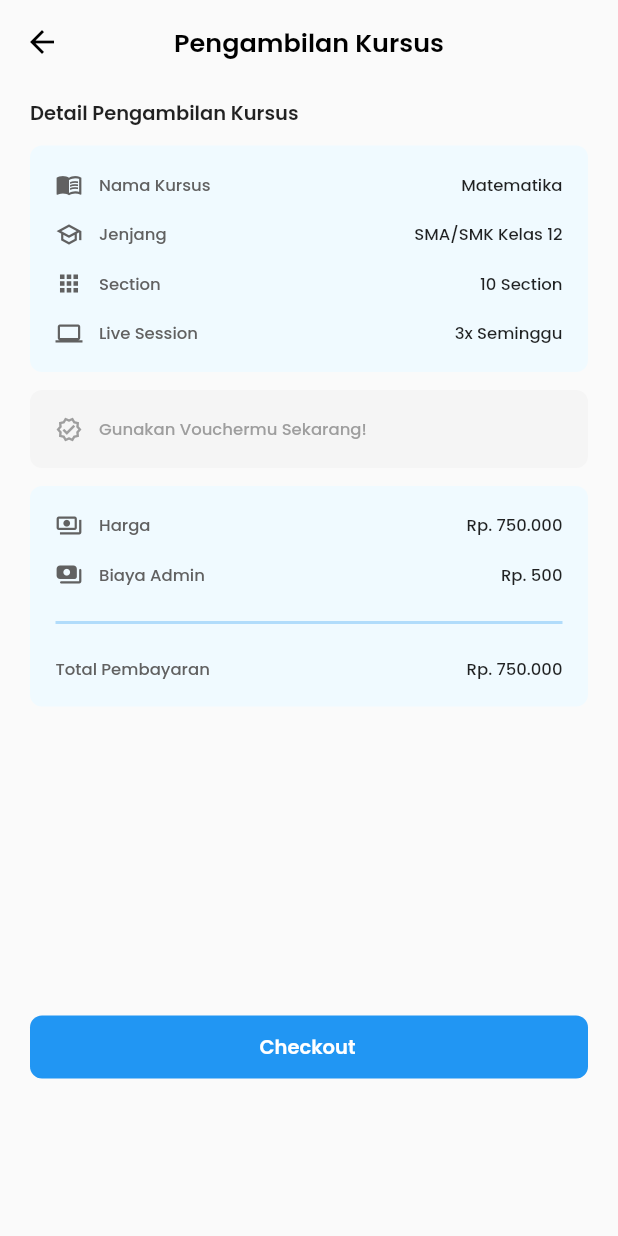
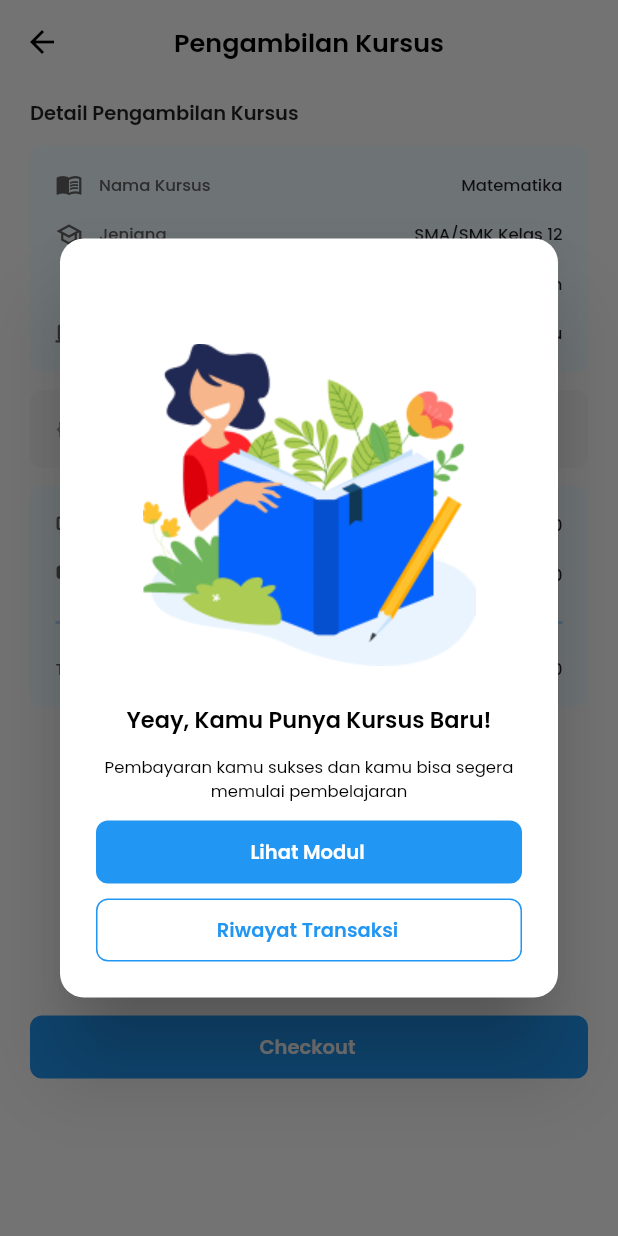
Before and after one commit to Kelompok-2-Capstone-Alterra-Academy/flutter-repo, a Flutter app: the CoursePaymentScreen screen opened directly with empty values, after a tap on "Checkout", on a phone screen of 412 x 824 dp. Run offline on Flutter 3.47's test engine with Material 2 defaults, Android fonts, the phone set to English and light mode, and no system bars; our stand-ins replace flutter_svg, google_fonts.

Commit message:
feat: add popup dialog after payment

```diff
--- a/lib/views/screen/sell_course/course_payment_screen.dart
+++ b/lib/views/screen/sell_course/course_payment_screen.dart
@@ -1,9 +1,6 @@
 import 'package:flutter/material.dart';
 import 'package:google_fonts/google_fonts.dart';
 import 'package:staredu/utils/constant/sell_course_list.dart';
-import 'package:staredu/views/screen/sell_course/sell_course_screen.dart';
-import 'package:staredu/widgets/sell_course/primary_button.dart';
-
 import '../../../utils/color/color.dart';
 import '../../../widgets/sell_course/detail_payment.dart';
 
@@ -187,7 +184,108 @@ class _CoursePaymentScreenState extends State<CoursePaymentScreen> {
                 child: Material(
                   color: Colors.transparent,
                   child: InkWell(
-                    onTap: () {},
+                    onTap: () {
+                      showDialog(
+                        context: context,
+                        builder: (context) => AlertDialog(
+                          shape: const RoundedRectangleBorder(
+                              borderRadius:
+                                  BorderRadius.all(Radius.circular(16))),
+                          content: Column(
+                            mainAxisSize: MainAxisSize.min,
+                            children: [
+                              const SizedBox(height: 50),
+                              SizedBox(
+                                child: Image.asset(
+                                    "assets/images/new_course_popup.png"),
+                              ),
+                              const SizedBox(height: 24),
+                              Text(
+                                "Yeay, Kamu Punya Kursus Baru!",
+                                style: GoogleFonts.poppins(
+                                    fontSize: 15,
+                                    fontWeight: FontWeight.w600,
+                                    color: blackColor),
+                              ),
+                              const SizedBox(height: 12),
+                              Text(
+                                textAlign: TextAlign.center,
+                                "Pembayaran kamu sukses dan kamu bisa segera memulai pembelajaran",
+                                style: GoogleFonts.poppins(
+                                    fontSize: 11,
+                                    fontWeight: FontWeight.w400,
+                                    color: blackColor),
+                              ),
+                              const SizedBox(height: 12),
+
+                              //Button Lihat Modul
+                              Container(
+                                height: 42,
+                                width: screenWidth,
+                                decoration: const BoxDecoration(
+                                  color: primaryColor,
+                                  borderRadius: BorderRadius.all(
+                                    Radius.circular(8),
+                                  ),
+                                ),
+                                child: Material(
+                                  color: Colors.transparent,
+                                  child: InkWell(
+                                    onTap: () {},
+                                    child: Padding(
+                                      padding: const EdgeInsets.only(
+                                          left: 10, right: 12),
+                                      child: Center(
+                                        child: Text(
+                                          "Lihat Modul",
+                                          style: GoogleFonts.poppins(
+                                              color: whiteColor,
+                                              fontSize: 13,
+                                              fontWeight: FontWeight.w600),
+                                        ),
+                                      ),
+                                    ),
+                                  ),
+                                ),
+                              ),
+                              const SizedBox(height: 10),
+
+                              //Button Riwayat Transaksi
+                              Container(
+                                height: 42,
+                                width: screenWidth,
+                                decoration: BoxDecoration(
+                                  color: whiteColor,
+                                  border: Border.all(color: primaryColor),
+                                  borderRadius: const BorderRadius.all(
+                                    Radius.circular(8),
+                                  ),
+                                ),
+                                child: Material(
+                                  color: Colors.transparent,
+                                  child: InkWell(
+                                    onTap: () {},
+                                    child: Padding(
+                                      padding: const EdgeInsets.only(
+                                          left: 10, right: 12),
+                                      child: Center(
+                                        child: Text(
+                                          "Riwayat Transaksi",
+                                          style: GoogleFonts.poppins(
+                                              color: primaryColor,
+                                              fontSize: 13,
+                                              fontWeight: FontWeight.w600),
+                                        ),
+                                      ),
+                                    ),
+                                  ),
+                                ),
+                              ),
+                            ],
+                          ),
+                        ),
+                      );
+                    },
                     child: Padding(
                       padding: const EdgeInsets.only(left: 10, right: 12),
                       child: Center(
--- a/lib/widgets/sell_course/filter_button.dart
+++ b/lib/widgets/sell_course/filter_button.dart
@@ -608,6 +608,7 @@ class _FilterButtonState extends State<FilterButton> {
                           const SizedBox(
                             height: 120,
                           ),
+
                           //Button Simpan
                           Container(
                             height: 42,
```
Also changed, not shown: assets/images/new_course_popup.png (added).
